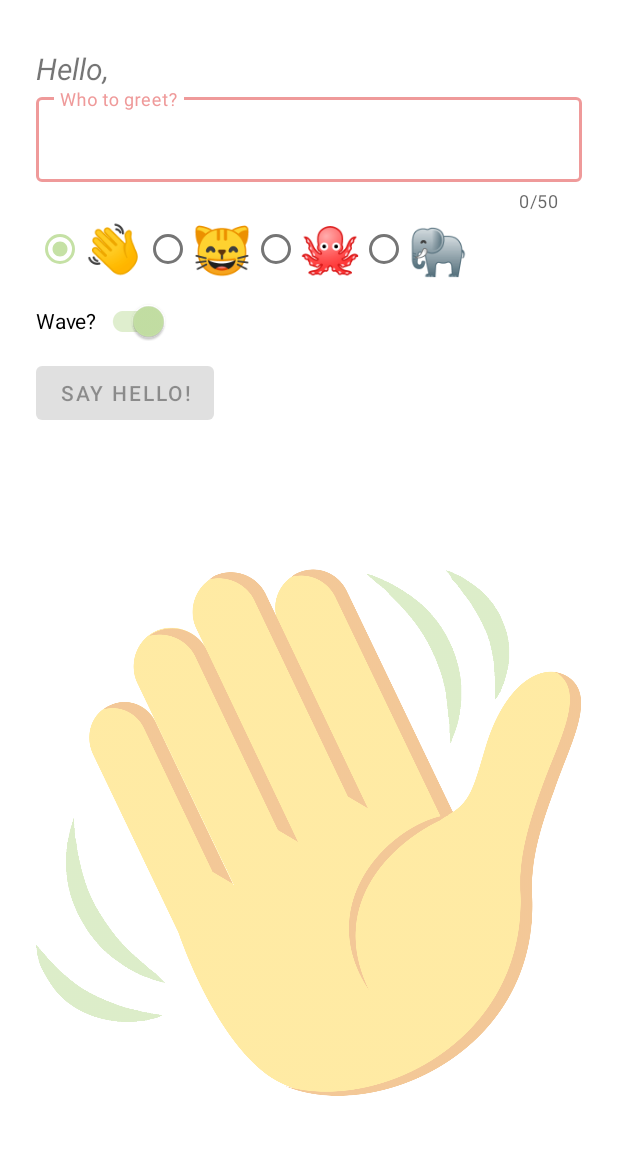
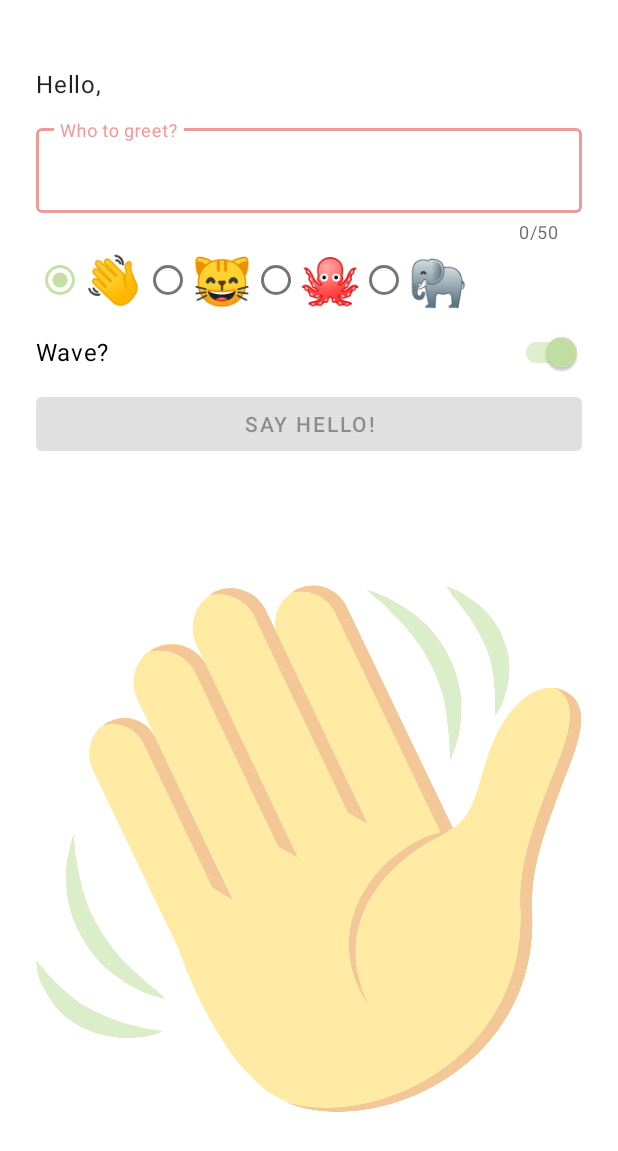
Before and after one commit to kvalle/hello-world-android, an Android app: the layout activity_main.xml on its own in the app's theme, with its tools: preview values and no code run, on a phone screen of 412 x 824 dp. Shown: the top 1151 px of the screen. Run offline under Robolectric (Android 15) with nearby library versions, the phone set to English and light mode, and no system bars.

Commit message:
add styles for text components

```diff
--- a/app/src/main/res/layout/activity_main.xml
+++ b/app/src/main/res/layout/activity_main.xml
@@ -12,10 +12,10 @@
         android:id="@+id/kittyImage"
         android:layout_width="wrap_content"
         android:layout_height="wrap_content"
+        android:adjustViewBounds="true"
         android:alpha="0.6"
         android:importantForAccessibility="no"
         android:scaleType="centerInside"
-        android:adjustViewBounds="true"
         app:layout_constraintBottom_toBottomOf="parent"
         app:layout_constraintEnd_toEndOf="parent"
         app:layout_constraintStart_toStartOf="parent"
@@ -25,42 +25,39 @@
 
     <TextView
         android:id="@+id/helloText"
+        style="@style/Widget.HelloWorld.TextView"
         android:layout_width="wrap_content"
         android:layout_height="wrap_content"
-        android:fontFamily="sans-serif"
         android:text="@string/hello"
-        android:textSize="20sp"
-        android:textStyle="italic"
         app:layout_constraintLeft_toLeftOf="parent"
         app:layout_constraintStart_toStartOf="parent"
         app:layout_constraintTop_toTopOf="parent" />
 
     <com.google.android.material.textfield.TextInputLayout
         android:id="@+id/whoToGreetLayout"
+        style="@style/Widget.MaterialComponents.TextInputLayout.OutlinedBox"
         android:layout_width="match_parent"
         android:layout_height="wrap_content"
         android:hint="@string/who_to_greet_field_label"
+        app:counterEnabled="true"
+        app:counterMaxLength="50"
         app:endIconMode="clear_text"
         app:layout_constraintStart_toStartOf="parent"
-        app:layout_constraintTop_toBottomOf="@id/helloText"
-        app:counterMaxLength="50"
-        app:counterEnabled="true"
-        style="@style/Widget.MaterialComponents.TextInputLayout.OutlinedBox"
-        >
+        app:layout_constraintTop_toBottomOf="@id/helloText">
 
         <com.google.android.material.textfield.TextInputEditText
             android:id="@+id/whoToGreetField"
+            android:layout_width="match_parent"
+            android:layout_height="wrap_content"
+            android:autofillHints="name"
             android:imeOptions="actionDone"
-            android:inputType="textPersonName"
-            android:autofillHints="name"
-            android:layout_width="match_parent"
-            android:layout_height="wrap_content" />
+            android:inputType="textPersonName" />
 
     </com.google.android.material.textfield.TextInputLayout>
 
     <RadioGroup
         android:id="@+id/animals_radio_button_group"
-        android:layout_width="wrap_content"
+        android:layout_width="match_parent"
         android:layout_height="wrap_content"
         android:checkedButton="@id/animals_radio_button_option_hand"
         android:orientation="horizontal"
@@ -102,7 +99,8 @@
 
     <com.google.android.material.switchmaterial.SwitchMaterial
         android:id="@+id/wave_switch"
-        android:layout_width="0dp"
+        style="@style/Widget.HelloWorld.CompoundButton.Switch"
+        android:layout_width="match_parent"
         android:layout_height="wrap_content"
         android:checked="true"
         android:text="@string/wave_question"
@@ -112,10 +110,10 @@
 
     <Button
         android:id="@+id/helloButton"
-        android:layout_width="wrap_content"
+        android:layout_width="match_parent"
         android:layout_height="wrap_content"
+        android:enabled="false"
         android:text="@string/hello_button_text"
-        android:enabled="false"
         app:layout_constraintStart_toStartOf="parent"
         app:layout_constraintTop_toBottomOf="@id/wave_switch" />
 
--- /dev/null
+++ b/app/src/main/res/values/styles.xml
@@ -0,0 +1,13 @@
+<?xml version="1.0" encoding="utf-8"?>
+<resources>
+    <style name="Widget.HelloWorld.TextView" parent="Widget.MaterialComponents.TextView">
+        <item name="android:minHeight">48dp</item>
+        <item name="android:gravity">center_vertical</item>
+        <item name="android:textAppearance">?attr/textAppearanceBody1</item>
+    </style>
+    <style name="Widget.HelloWorld.CompoundButton.Switch" parent="Widget.MaterialComponents.CompoundButton.Switch">
+        <item name="android:minHeight">48dp</item>
+        <item name="android:gravity">center_vertical</item>
+        <item name="android:textAppearance">?attr/textAppearanceBody1</item>
+    </style>
+</resources>
```
